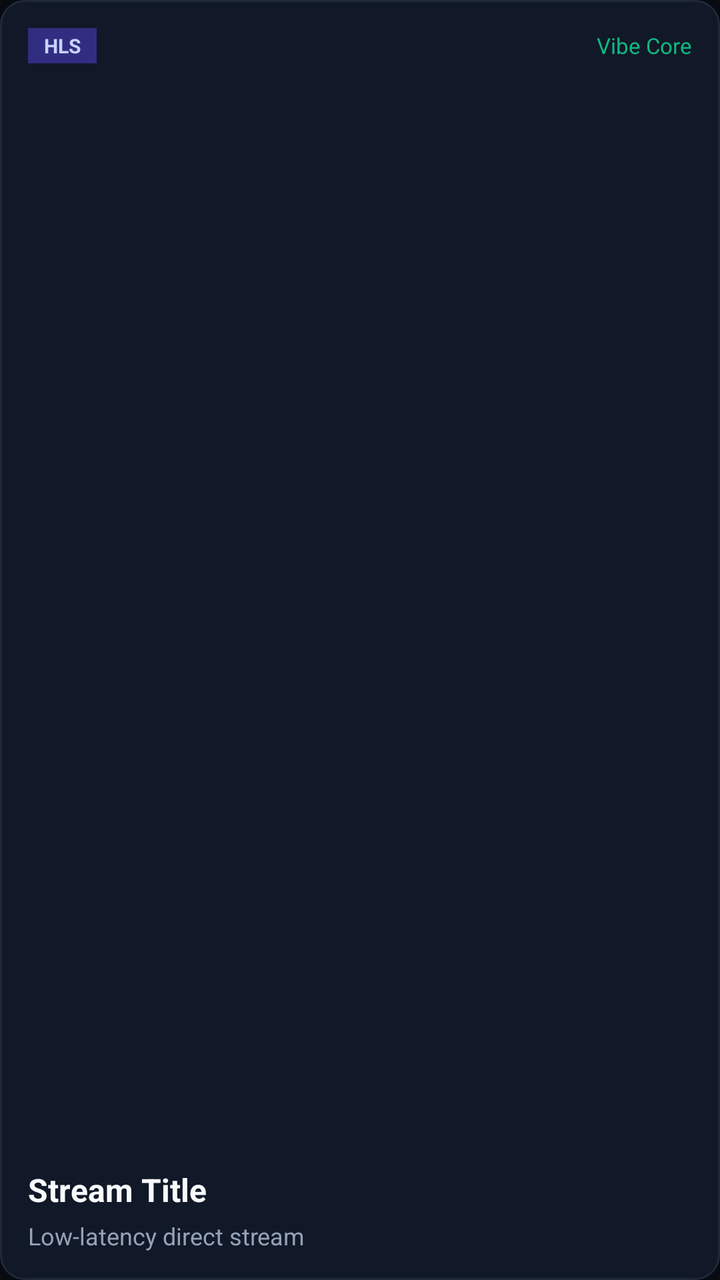
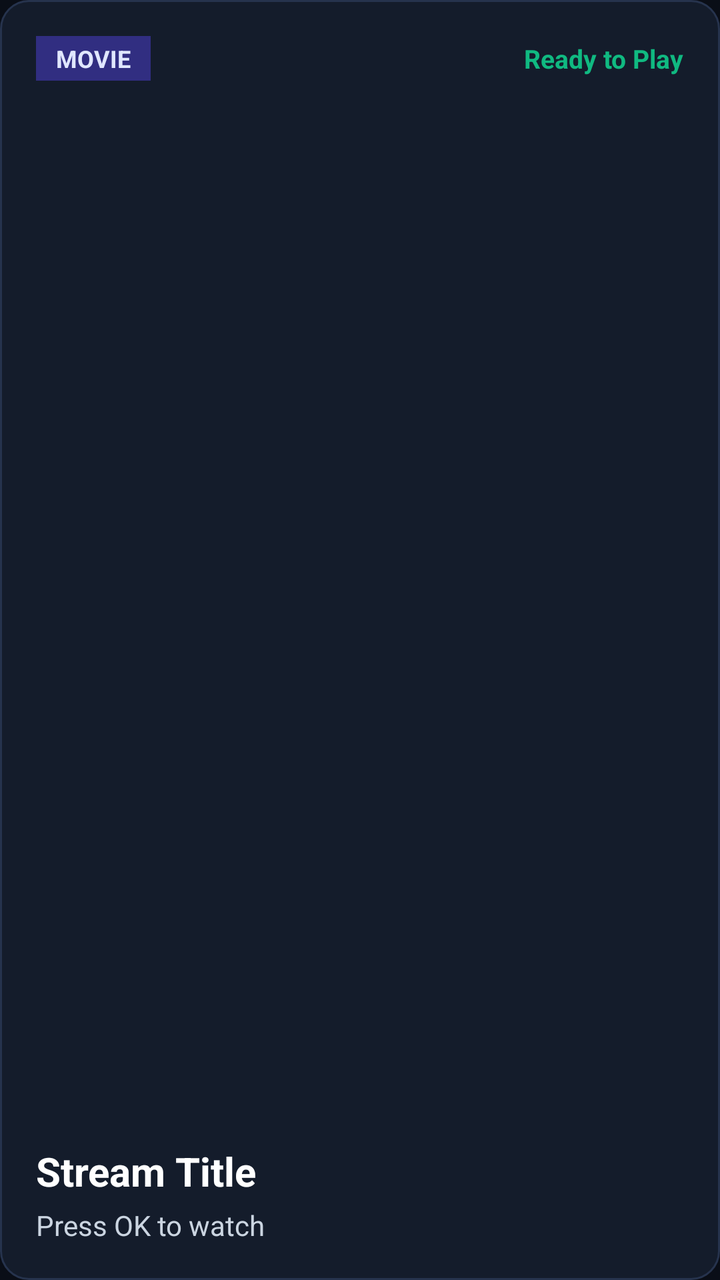

An Android layout rendered at two revisions. The XML below is the earlier revision; the diff shows what the commit changed to produce the second picture.
<!-- AndroidManifest.xml: application theme Theme.VibeTV -->
<!-- res/layout/item_media_card.xml -->
<?xml version="1.0" encoding="utf-8"?>
<LinearLayout xmlns:android="http://schemas.android.com/apk/res/android"
    android:layout_width="match_parent"
    android:layout_height="156dp"
    android:layout_margin="8dp"
    android:background="@drawable/tv_focus_card"
    android:clickable="true"
    android:focusable="true"
    android:orientation="vertical"
    android:padding="14dp">

    <LinearLayout
        android:layout_width="match_parent"
        android:layout_height="wrap_content"
        android:gravity="center_vertical"
        android:orientation="horizontal">

        <TextView
            android:id="@+id/tv_card_badge"
            android:layout_width="wrap_content"
            android:layout_height="wrap_content"
            android:background="#312E81"
            android:paddingHorizontal="8dp"
            android:paddingVertical="2dp"
            android:text="HLS"
            android:textColor="#C7D2FE"
            android:textSize="10sp"
            android:textStyle="bold" />

        <View
            android:layout_width="0dp"
            android:layout_height="1dp"
            android:layout_weight="1" />

        <TextView
            android:id="@+id/tv_card_provider"
            android:layout_width="wrap_content"
            android:layout_height="wrap_content"
            android:ellipsize="end"
            android:maxLines="1"
            android:text="Vibe Core"
            android:textColor="@color/vibe_emerald"
            android:textSize="11sp" />
    </LinearLayout>

    <View
        android:layout_width="match_parent"
        android:layout_height="0dp"
        android:layout_weight="1" />

    <TextView
        android:id="@+id/tv_card_title"
        android:layout_width="match_parent"
        android:layout_height="wrap_content"
        android:ellipsize="end"
        android:maxLines="2"
        android:text="Stream Title"
        android:textColor="@color/vibe_text_primary"
        android:textSize="16sp"
        android:textStyle="bold" />

    <TextView
        android:id="@+id/tv_card_subtitle"
        android:layout_width="match_parent"
        android:layout_height="wrap_content"
        android:layout_marginTop="4dp"
        android:ellipsize="end"
        android:maxLines="1"
        android:text="Low-latency direct stream"
        android:textColor="@color/vibe_text_secondary"
        android:textSize="12sp" />

</LinearLayout>
<!-- resources referenced by this layout -->
<resources>
  <color name="vibe_emerald">#10B981</color>
  <color name="vibe_text_primary">#F8FAFC</color>
  <color name="vibe_text_secondary">#94A3B8</color>
  <!-- drawable tv_focus_card (drawable) -->
  <?xml version="1.0" encoding="utf-8"?>
  <selector xmlns:android="http://schemas.android.com/apk/res/android">
      <item android:state_focused="true">
          <shape android:shape="rectangle">
              <solid android:color="#1E293B" />
              <stroke android:width="3dp" android:color="#818CF8" />
              <corners android:radius="12dp" />
          </shape>
      </item>
      <item android:state_selected="true">
          <shape android:shape="rectangle">
              <solid android:color="#1E293B" />
              <stroke android:width="2dp" android:color="#6366F1" />
              <corners android:radius="12dp" />
          </shape>
      </item>
      <item>
          <shape android:shape="rectangle">
              <solid android:color="#111827" />
              <stroke android:width="1dp" android:color="#1F2937" />
              <corners android:radius="12dp" />
          </shape>
      </item>
  </selector>
  <style name="Theme.VibeTV" parent="Theme.AppCompat.NoActionBar">
          <item name="android:windowBackground">@color/vibe_bg</item>
          <item name="android:colorBackground">@color/vibe_bg</item>
          <item name="android:windowFullscreen">true</item>
          <item name="android:windowContentOverlay">@null</item>
          <item name="colorPrimary">@color/vibe_accent</item>
          <item name="colorAccent">@color/vibe_accent_bright</item>
      </style>
  <color name="vibe_bg">#080B12</color>
  <color name="vibe_accent">#6366F1</color>
  <color name="vibe_accent_bright">#818CF8</color>
</resources>

<!-- the commit's change to res/layout/item_media_card.xml (unified diff, before → after) -->
@@ -1,13 +1,13 @@
 <?xml version="1.0" encoding="utf-8"?>
 <LinearLayout xmlns:android="http://schemas.android.com/apk/res/android"
     android:layout_width="match_parent"
-    android:layout_height="156dp"
-    android:layout_margin="8dp"
+    android:layout_height="168dp"
+    android:layout_margin="10dp"
     android:background="@drawable/tv_focus_card"
     android:clickable="true"
     android:focusable="true"
     android:orientation="vertical"
-    android:padding="14dp">
+    android:padding="18dp">
 
     <LinearLayout
         android:layout_width="match_parent"
@@ -20,11 +20,11 @@
             android:layout_width="wrap_content"
             android:layout_height="wrap_content"
             android:background="#312E81"
-            android:paddingHorizontal="8dp"
-            android:paddingVertical="2dp"
-            android:text="HLS"
-            android:textColor="#C7D2FE"
-            android:textSize="10sp"
+            android:paddingHorizontal="10dp"
+            android:paddingVertical="3dp"
+            android:text="MOVIE"
+            android:textColor="#E0E7FF"
+            android:textSize="12sp"
             android:textStyle="bold" />
 
         <View
@@ -38,9 +38,10 @@
             android:layout_height="wrap_content"
             android:ellipsize="end"
             android:maxLines="1"
-            android:text="Vibe Core"
+            android:text="Ready to Play"
             android:textColor="@color/vibe_emerald"
-            android:textSize="11sp" />
+            android:textSize="13sp"
+            android:textStyle="bold" />
     </LinearLayout>
 
     <View
@@ -56,7 +57,7 @@
         android:maxLines="2"
         android:text="Stream Title"
         android:textColor="@color/vibe_text_primary"
-        android:textSize="16sp"
+        android:textSize="20sp"
         android:textStyle="bold" />
 
     <TextView
@@ -66,8 +67,8 @@
         android:layout_marginTop="4dp"
         android:ellipsize="end"
         android:maxLines="1"
-        android:text="Low-latency direct stream"
+        android:text="Press OK to watch"
         android:textColor="@color/vibe_text_secondary"
-        android:textSize="12sp" />
+        android:textSize="14sp" />
 
 </LinearLayout>
<!-- resource entries referenced after the edit -->
@@ -1,30 +1,31 @@
 <!-- resources referenced by this layout -->
 <resources>
   <color name="vibe_emerald">#10B981</color>
-  <color name="vibe_text_primary">#F8FAFC</color>
-  <color name="vibe_text_secondary">#94A3B8</color>
+  <color name="vibe_text_primary">#FFFFFF</color>
+  <color name="vibe_text_secondary">#CBD5E1</color>
   <!-- drawable tv_focus_card (drawable) -->
   <?xml version="1.0" encoding="utf-8"?>
   <selector xmlns:android="http://schemas.android.com/apk/res/android">
+      
       <item android:state_focused="true">
           <shape android:shape="rectangle">
               <solid android:color="#1E293B" />
-              <stroke android:width="3dp" android:color="#818CF8" />
-              <corners android:radius="12dp" />
+              <stroke android:width="4dp" android:color="#FACC15" />
+              <corners android:radius="14dp" />
           </shape>
       </item>
       <item android:state_selected="true">
           <shape android:shape="rectangle">
               <solid android:color="#1E293B" />
-              <stroke android:width="2dp" android:color="#6366F1" />
-              <corners android:radius="12dp" />
+              <stroke android:width="3dp" android:color="#818CF8" />
+              <corners android:radius="14dp" />
           </shape>
       </item>
       <item>
           <shape android:shape="rectangle">
-              <solid android:color="#111827" />
-              <stroke android:width="1dp" android:color="#1F2937" />
-              <corners android:radius="12dp" />
+              <solid android:color="#141C2B" />
+              <stroke android:width="1dp" android:color="#26334D" />
+              <corners android:radius="14dp" />
           </shape>
       </item>
   </selector>
@@ -34,10 +35,10 @@
           <item name="android:windowFullscreen">true</item>
           <item name="android:windowContentOverlay">@null</item>
           <item name="colorPrimary">@color/vibe_accent</item>
-          <item name="colorAccent">@color/vibe_accent_bright</item>
+          <item name="colorAccent">@color/vibe_focus_ring</item>
       </style>
-  <color name="vibe_bg">#080B12</color>
-  <color name="vibe_accent">#6366F1</color>
-  <color name="vibe_accent_bright">#818CF8</color>
+  <color name="vibe_bg">#0A0E17</color>
+  <color name="vibe_accent">#4F46E5</color>
+  <color name="vibe_focus_ring">#FACC15</color>
 </resources>
 
